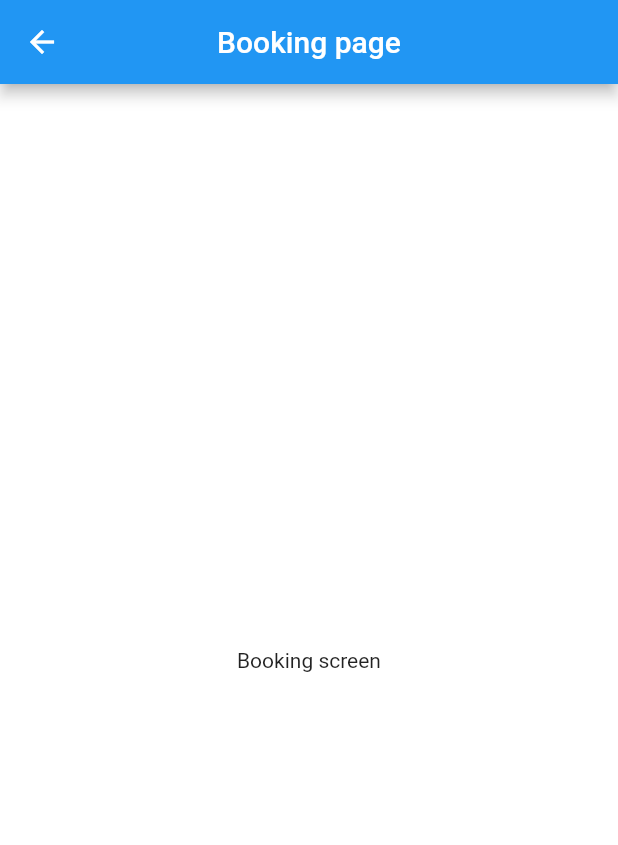
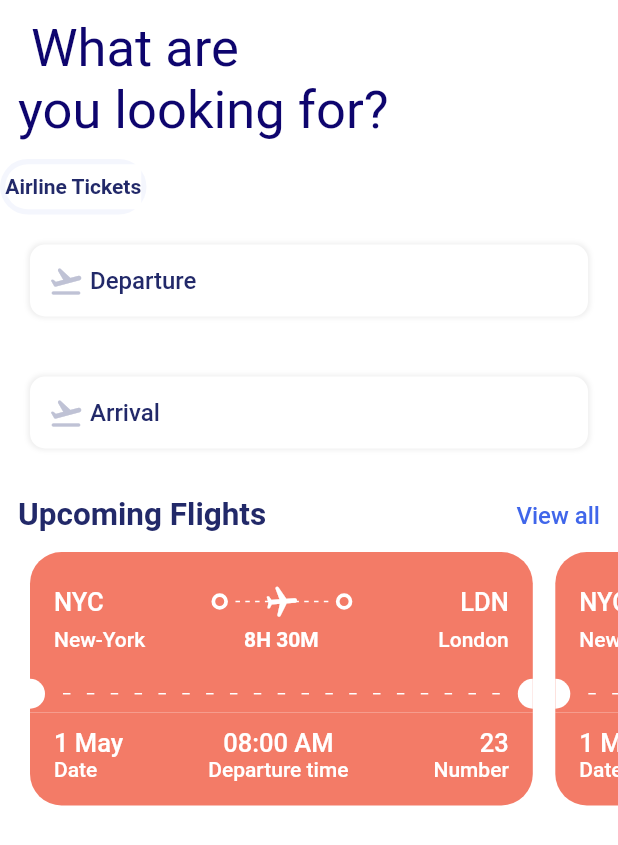
Before and after one commit to wafa-meddeb/Airline-app, a Flutter app: the Booking screen opened directly, on a phone screen of 412 x 824 dp. Shown: the top 845 px of the screen. Run offline on Flutter 3.47's test engine with Material 2 defaults, Android fonts, the light colour scheme and no system bars; our stand-ins replace flutter_svg, google_fonts; Roboto replaces fonts that are missing (Acme).

Commit message:
BookingScreen

```diff
--- a/lib/Screens/bookingScreen/booking_screen.dart
+++ b/lib/Screens/Profile/ProfileScrren.dart
@@ -1,16 +1,16 @@
 import 'package:flutter/material.dart';
 
-class Booking extends StatelessWidget {
-  const Booking({super.key});
+class Profile extends StatelessWidget {
+  const Profile({super.key});
 
   @override
   Widget build(BuildContext context) {
     return  Scaffold(
       appBar: AppBar(
-        title: const Text("Booking page"),
+        title: const Text("Profile page"),
         centerTitle: true,
       ),
-      body: const Center(child: Text("Booking screen"))
+      body: const Center(child: Text("Profile screen"))
     );
   }
 }
--- /dev/null
+++ b/lib/Screens/bookingScreen/bookingScreen.dart
@@ -0,0 +1,192 @@
+import 'package:airline_app/Screens/bookingScreen/ticket.dart';
+import 'package:airline_app/constants.dart';
+import 'package:flutter/material.dart';
+import 'package:intl/intl.dart';
+
+import '../../components/style.dart';
+import '../flightsHistScreen/flights_screen.dart';
+import '../homepage/homePageScreen.dart';
+import 'package:google_fonts/google_fonts.dart';
+
+class Booking extends StatefulWidget {
+  const Booking({super.key});
+
+  @override
+  State<Booking> createState() => _HomepageState();
+}
+
+class _HomepageState extends State<Booking> {
+  DateTime? _departureTime;
+  DateTime? _arrivalTime;
+
+Future<void> _selectDateTime(DateTime? dateTime, bool isDeparture) async {
+    final picked = await showDatePicker(
+      context: context,
+      initialDate: dateTime ?? DateTime.now(),
+      firstDate: DateTime.now(),
+      lastDate: DateTime.now().add(const Duration(days: 365)),
+    );
+    if (picked != null) {
+      final pickedTime = await showTimePicker(
+        context: context,
+        initialTime: TimeOfDay.fromDateTime(dateTime ?? DateTime.now()),
+      );
+      setState(() {
+        if (isDeparture) {
+          _departureTime = DateTime(picked.year, picked.month, picked.day,
+            pickedTime!.hour, pickedTime.minute);
+        } else {
+          _arrivalTime = DateTime(picked.year, picked.month, picked.day,
+            pickedTime!.hour, pickedTime.minute);
+        }
+      });
+    }
+  }
+
+
+  @override
+  Widget build(BuildContext context) {
+    return SafeArea(
+      child: Scaffold(
+        body:
+        Column(
+          crossAxisAlignment: CrossAxisAlignment.start,
+          children: [
+          Padding(
+            padding: const EdgeInsets.all(12),
+            child: Text(" What are\nyou looking for? ",style: GoogleFonts.acme(fontSize: 35,color: darkBlue)),
+          ),
+          FittedBox(
+            child: Container(
+              padding: const EdgeInsets.all(3.5),
+              decoration: BoxDecoration(
+                borderRadius: BorderRadius.circular(50),
+                color: const Color(0xFFF4F6FD)
+              ),
+              child: Row(
+                mainAxisAlignment: MainAxisAlignment.spaceBetween,
+
+                children: [
+                  Container(
+                    padding: const EdgeInsets.symmetric(vertical: 7),
+                    decoration: const BoxDecoration(
+                      borderRadius: BorderRadius.horizontal(left: Radius.circular(50)),
+                      color: Colors.white
+                    ),
+                    child: Center(child: Text('Airline Tickets', style: Styles.subtitle1Style.copyWith(fontWeight: FontWeight.w600, color: Styles.textColor),)),
+                  ),
+                ],
+
+              ),
+        )
+
+
+      ),
+      Padding(
+        padding: const EdgeInsets.all(20),
+        child: GestureDetector(
+              onTap: () => _selectDateTime(_departureTime, true),
+          child: Container(
+                padding: const EdgeInsets.symmetric(vertical: 12, horizontal: 12),
+                decoration: BoxDecoration(
+                  borderRadius: BorderRadius.circular(10),
+                  color: Colors.white,
+                  boxShadow: [
+                    BoxShadow(
+                      color: Colors.grey.shade200,
+                      //offset: Offset(0, 2),
+                      blurRadius: 2,
+                      spreadRadius: 1,
+                    )
+                  ],
+                ),
+                child: Row(
+                  children: [
+              const Icon(Icons.flight_takeoff_rounded, color: Color(0xFFBFC2D5)),
+              Expanded(
+                child: Text(
+                  _departureTime != null
+                      ? DateFormat('dd MMMM yyyy, HH:mm').format(_departureTime!)
+                      : ' Departure',
+                  style: Styles.textStyle,
+                ),
+              )
+            ],
+                ),
+              ),
+        ),
+      ),
+
+          Padding(
+            padding: const EdgeInsets.all(20),
+            child: GestureDetector(
+              onTap: () => _selectDateTime(_arrivalTime, false),
+
+              child: Container(
+                padding: const EdgeInsets.symmetric(vertical: 12, horizontal: 12),
+                decoration: BoxDecoration(
+                  borderRadius: BorderRadius.circular(10),
+                  color: Colors.white,
+                  boxShadow: [
+                    BoxShadow(
+                      color: Colors.grey.shade200,
+                      //offset: Offset(0, 2),
+                      blurRadius: 2,
+                      spreadRadius: 1,
+                    )
+                  ],
+                ),
+                child: Row(
+                  children: [
+              const Icon(Icons.flight_takeoff_rounded, color: Color(0xFFBFC2D5)),
+              Expanded(
+                child: Text(
+                  _arrivalTime != null
+                      ? DateFormat('dd MMMM yyyy, HH:mm').format(_arrivalTime!)
+                      : ' Arrival',
+                  style: Styles.textStyle,
+                ),
+              )
+            ],
+                ),
+              ),
+            ),
+          ),
+        Padding(
+          padding: const EdgeInsets.all(12),
+          child: Container(
+              child: Row(
+                    crossAxisAlignment: CrossAxisAlignment.center,
+                    mainAxisAlignment: MainAxisAlignment.spaceBetween,
+                    children: [
+                      Text('Upcoming Flights', style: Styles.headline2Style,),
+                      InkWell(
+                        child: Text('View all', style: Styles.textStyle.copyWith(color: Styles.primaryColor),),
+                        onTap: () {
+                          Navigator.push(context, MaterialPageRoute(builder: (context) => Flights()));
+                        },
+                      )
+                    ],
+                  ),
+
+                ),
+        ),
+        const SingleChildScrollView(
+            physics: BouncingScrollPhysics(),
+            padding: EdgeInsets.only(left: 20),
+            scrollDirection: Axis.horizontal,
+            child: Row(
+              children: [
+                TicketView(isOrange: true,),
+                TicketView(isOrange: true,),
+              ],
+            )
+          ),
+          ]
+          ),
+
+        )
+    );
+
+  }
+}
--- /dev/null
+++ b/lib/Screens/bookingScreen/ticket.dart
@@ -0,0 +1,192 @@
+
+
+import 'package:flutter/material.dart';
+
+import '../../components/layouts.dart';
+import '../../components/style.dart';
+
+class TicketView extends StatelessWidget{
+  final bool? isOrange;
+
+  const TicketView({Key? key, this.isOrange}) : super(key: key);
+  @override
+  Widget build(BuildContext context) {
+    final size = Layouts.getSize(context);
+    return SizedBox(
+      width: size.width*0.85,
+      height: 200,
+      child: Container(
+        margin: const EdgeInsets.only(right: 15),
+        child: Column(
+          mainAxisSize: MainAxisSize.min,
+          children: <Widget>[
+            Container(
+              padding: const EdgeInsets.all(16),
+              decoration: BoxDecoration(
+                  color: isOrange == null ? Colors.white : const Color(0xFFF37B67),
+                  boxShadow: isOrange == true ? [] : [
+                    BoxShadow(
+                      color: Colors.grey.shade100,
+                      blurRadius: 2,
+                      spreadRadius: 2
+                    )
+                  ],
+                  borderRadius: const BorderRadius.only(topLeft: Radius.circular(21),topRight: Radius.circular(21))
+              ),
+              child: Column(
+                children: <Widget>[
+                  Row(
+                    children: <Widget>[
+                      Text('NYC', style: isOrange == null ? Styles.headline3Style : Styles.headline3Style.copyWith(color: Colors.white)),
+                      const Spacer(),
+                      Container(
+                        padding: const EdgeInsets.all(3),
+                        decoration: BoxDecoration(
+                            border: Border.all(color: isOrange == null ? const Color(0xFF8ACCF7) : Colors.white, width: 2.5),
+                            borderRadius: BorderRadius.circular(20),
+                        ),
+                      ),
+                      Expanded(
+                        child: Padding(
+                          padding: const EdgeInsets.all(5.0),
+                          child: Stack(
+                            children: <Widget>[
+                              SizedBox(
+                                height: 24,
+                                child: LayoutBuilder(builder: (context,constraints){
+                                  return Flex(
+                                    children: List.generate((constraints.constrainWidth()/6).floor(), (index) =>
+                                        SizedBox(height: 1,width: 3,child: DecoratedBox(decoration: BoxDecoration(color: isOrange == true ? Colors.white : Colors.grey.shade300),),)
+                                    ),
+                                    direction: Axis.horizontal,
+                                    mainAxisSize: MainAxisSize.max,
+                                    mainAxisAlignment: MainAxisAlignment.spaceBetween,
+                                  );
+                                },),
+                              ),
+                              Center(child: Transform.rotate(angle: 1.5,child: Icon(Icons.local_airport_rounded, color: isOrange == null ? const Color(0xFF8ACCF7) : Colors.white, size: 24,),))
+                            ],
+                          ),
+                        ),
+                      ),
+                      Container(
+                        padding: const EdgeInsets.all(3),
+                        decoration: BoxDecoration(
+                          border: Border.all(color: isOrange == null ? isOrange == null ? const Color(0xFF8ACCF7) : Colors.white : Colors.white, width: 2.5),
+                          borderRadius: BorderRadius.circular(20),
+                        ),
+                      ),
+                      const Spacer(),
+                      Text('LDN', style: isOrange == null ? Styles.headline3Style : Styles.headline3Style.copyWith(color: Colors.white)),
+                    ],
+                  ),
+
+                  Row(
+                    mainAxisAlignment: MainAxisAlignment.spaceBetween,
+                    children: <Widget>[
+                      SizedBox(width:100,child: Text('New-York', style: isOrange == null ? Styles.subtitle1Style : Styles.subtitle1Style.copyWith(color: Colors.white),)),
+                      Text('8H 30M', style: isOrange == null ? Styles.headline3Style.copyWith(fontWeight: FontWeight.bold) : Styles.subtitle1Style.copyWith(color: Colors.white, fontWeight: FontWeight.bold),),
+                      SizedBox(width:100,child: Text('London',textAlign: TextAlign.end, style: isOrange == null ? Styles.subtitle1Style : Styles.subtitle1Style.copyWith(color: Colors.white),)),
+                    ],
+                  ),
+                ],
+              ),
+            ),
+            Container(
+              color: isOrange == null ? Colors.white : const Color(0xFFF37B67),
+              child: Row(
+                children: <Widget>[
+                  SizedBox(
+                    height: 20,
+                    width: 10,
+                    child: DecoratedBox(
+                      decoration: BoxDecoration(
+                          borderRadius: const BorderRadius.only(topRight: Radius.circular(10),bottomRight: Radius.circular(10)),
+                          color: isOrange == true ? Colors.white : Colors.grey.shade200,
+
+                      ),
+                    ),
+                  ),
+                  Expanded(
+                    child: Padding(
+                      padding: const EdgeInsets.all(12.0),
+                      child: LayoutBuilder(builder: (context,constraints){
+                        return Flex(
+                          children: List.generate((constraints.constrainWidth()/15).floor(), (index) =>
+                              SizedBox(height: 1,width: 5,child: DecoratedBox(decoration: BoxDecoration(color: isOrange == true ? Colors.white : Colors.grey.shade300),),)
+                          ),
+                          direction: Axis.horizontal,
+                          mainAxisSize: MainAxisSize.max,
+                          mainAxisAlignment: MainAxisAlignment.spaceBetween,
+                        );
+                      },),
+                    ),
+                  ),
+                  SizedBox(
+                    height: 20,
+                    width: 10,
+                    child: DecoratedBox(
+                      decoration: BoxDecoration(
+                        borderRadius: const BorderRadius.only(topLeft: Radius.circular(10),bottomLeft: Radius.circular(10)),
+                        color: isOrange == true ? Colors.white : Colors.grey.shade200,
+
+                      ),
+                    ),
+                  ),
+                ],
+              ),
+            ),
+            Container(
+              padding: const EdgeInsets.fromLTRB(16, 10, 16, 16),
+              decoration: BoxDecoration(
+                  color: isOrange == null ? Colors.white : const Color(0xFFF37B67),
+                  boxShadow: isOrange == true ? [] : [
+                    BoxShadow(
+                      color: Colors.grey.shade200,
+                      offset: const Offset(0, 2),
+                      blurRadius: 2,
+                      spreadRadius: 0,
+                    )
+                  ],
+                  borderRadius: const BorderRadius.only(bottomLeft: Radius.circular(21),bottomRight: Radius.circular(21))
+              ),
+              child: Column(
+                children: [
+                  Row(
+                    mainAxisAlignment: MainAxisAlignment.spaceBetween,
+                    children: <Widget>[
+                      Column(
+                        crossAxisAlignment: CrossAxisAlignment.start,
+                        children: [
+                          Text('1 May', style: isOrange == null ? Styles.headline3Style : Styles.headline3Style.copyWith(color: Colors.white)),
+
+                          Text('Date', style: isOrange == null ? Styles.subtitle1Style : Styles.subtitle1Style.copyWith(color: Colors.white)),
+                        ],
+                      ),
+                      Column(
+                        crossAxisAlignment: CrossAxisAlignment.center,
+                        children: [
+                          Text('08:00 AM', style: isOrange == null ? Styles.headline3Style : Styles.headline3Style.copyWith(color: Colors.white)),
+
+                          Text('Departure time', style: isOrange == null ? Styles.subtitle1Style : Styles.subtitle1Style.copyWith(color: Colors.white)),
+                        ],
+                      ),
+                      Column(
+                        crossAxisAlignment: CrossAxisAlignment.end,
+                        children: [
+                          Text('23', style: isOrange == null ? Styles.headline3Style : Styles.headline3Style.copyWith(color: Colors.white)),
+
+                          Text('Number', style: isOrange == null ? Styles.subtitle1Style : Styles.subtitle1Style.copyWith(color: Colors.white)),
+                        ],
+                      ),
+                    ],
+                  ),
+                ],
+              ),
+            ),
+          ],
+        ),
+      ),
+    );
+  }
+}
--- a/lib/Screens/homepage/homepage_screen.dart
+++ /dev/null
@@ -1,25 +0,0 @@
-import 'package:flutter/material.dart';
-
-import '../flightsHistScreen/flights_screen.dart';
-import '../bookingScreen/booking_screen.dart';
-
-class Homepage extends StatefulWidget {
-  const Homepage({super.key});
-
-  @override
-  State<Homepage> createState() => _HomepageState();
-}
-
-class _HomepageState extends State<Homepage> {
-
-  @override
-  Widget build(BuildContext context) {
-    return Scaffold(
-      appBar: AppBar(
-        title: const Text("Home page"),
-        centerTitle: true,
-      ),
-      ///body:           Image.asset("assets/images/plane.jpg",fit: BoxFit.fitHeight,height: 550,width: MediaQuery.of(context).size.width,),
-    );
-  }
-}
--- a/lib/components/bottom_nav_bar.dart
+++ b/lib/components/bottom_nav_bar.dart
@@ -1,8 +1,8 @@
-import 'package:airline_app/Screens/homepage/homepage_screen.dart';
+import 'package:airline_app/Screens/bookingScreen/bookingScreen.dart';
 import 'package:flutter/material.dart';
 
-import '../Screens/booking_screen.dart';
-import '../flights_screen.dart';
+import '../Screens/Profile/ProfileScrren.dart';
+import '../Screens/flightsHistScreen/flights_screen.dart';
 
 
 
@@ -15,7 +15,7 @@ class NavigationBottom extends StatefulWidget {
 
 class _NavigationBottomState extends State<NavigationBottom> {
   int _currentIndex = 0;
-  final List<Widget> _interfaces = const [Homepage(),Booking(),Flights()];
+  final List<Widget> _interfaces = const [Booking(),Flights(),Profile()];
 
   @override
   Widget build(BuildContext context) {
@@ -25,17 +25,17 @@ class _NavigationBottomState extends State<NavigationBottom> {
       bottomNavigationBar: BottomNavigationBar(
         items: const [
           BottomNavigationBarItem(
-            icon: Icon(Icons.home),
-            label: "Home"
-          ),
-          BottomNavigationBarItem(
               icon: Icon(Icons.book),
               label: "Booking"
           ),
           BottomNavigationBarItem(
               icon: Icon(Icons.flight),
               label: "Flights"
-          )
+          ),
+          BottomNavigationBarItem(
+            icon: Icon(Icons.person),
+            label: "Profile"
+          ),
         ],
         currentIndex: _currentIndex,
         onTap: (value) {
--- /dev/null
+++ b/lib/components/layouts.dart
@@ -0,0 +1,11 @@
+import 'package:flutter/material.dart';
+
+class Layouts {
+  static getTheme(BuildContext context) {
+    return Theme.of(context);
+  }
+  static getSize(BuildContext context) {
+    return MediaQuery.of(context).size;
+  }
+
+}
--- /dev/null
+++ b/lib/components/style.dart
@@ -0,0 +1,14 @@
+import 'package:flutter/material.dart';
+
+Color primary = const Color(0xFF4066EA);
+class Styles {
+  static Color primaryColor = primary;
+  static Color textColor = const Color(0xFF222969);
+  static Color bgColor = Colors.white;
+  static Color orangeColor = const Color(0xFFF37B67);
+  static TextStyle textStyle = TextStyle(fontSize: 16, color: textColor, fontWeight: FontWeight.w500);
+  static TextStyle headline1Style = TextStyle(fontSize: 38, color: textColor, fontWeight: FontWeight.bold);
+  static TextStyle headline2Style = TextStyle(fontSize: 21, color: textColor, fontWeight: FontWeight.bold);
+  static TextStyle headline3Style = TextStyle(fontSize: 17,fontWeight: FontWeight.w500, color: textColor);
+  static TextStyle subtitle1Style = TextStyle(fontSize: 14 ,color: Colors.grey.shade500, fontWeight: FontWeight.w500);
+}
--- a/pubspec.yaml
+++ b/pubspec.yaml
@@ -36,6 +36,8 @@ dependencies:
   # Use with the CupertinoIcons class for iOS style icons.
   cupertino_icons: ^1.0.2
   flutter_svg: ^0.22.0
+  google_fonts: ^4.0.4
+  intl: ^0.18.1
 
 dev_dependencies:
   flutter_test:
```
Also changed, not shown: pubspec.lock, 1 other file.
